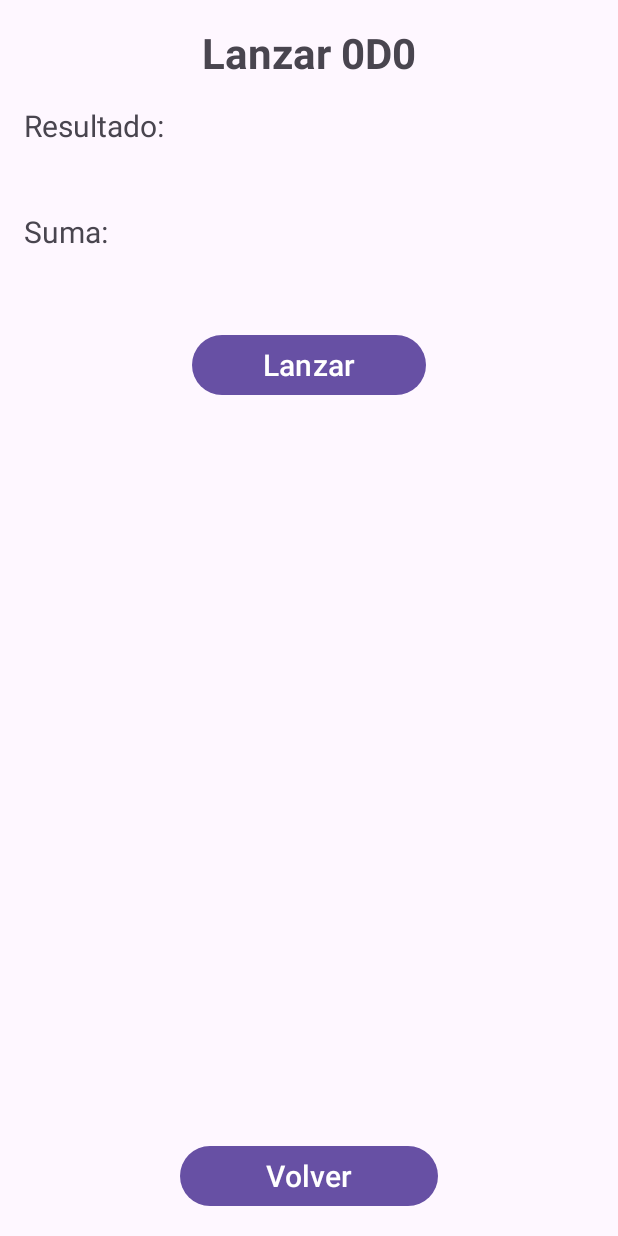
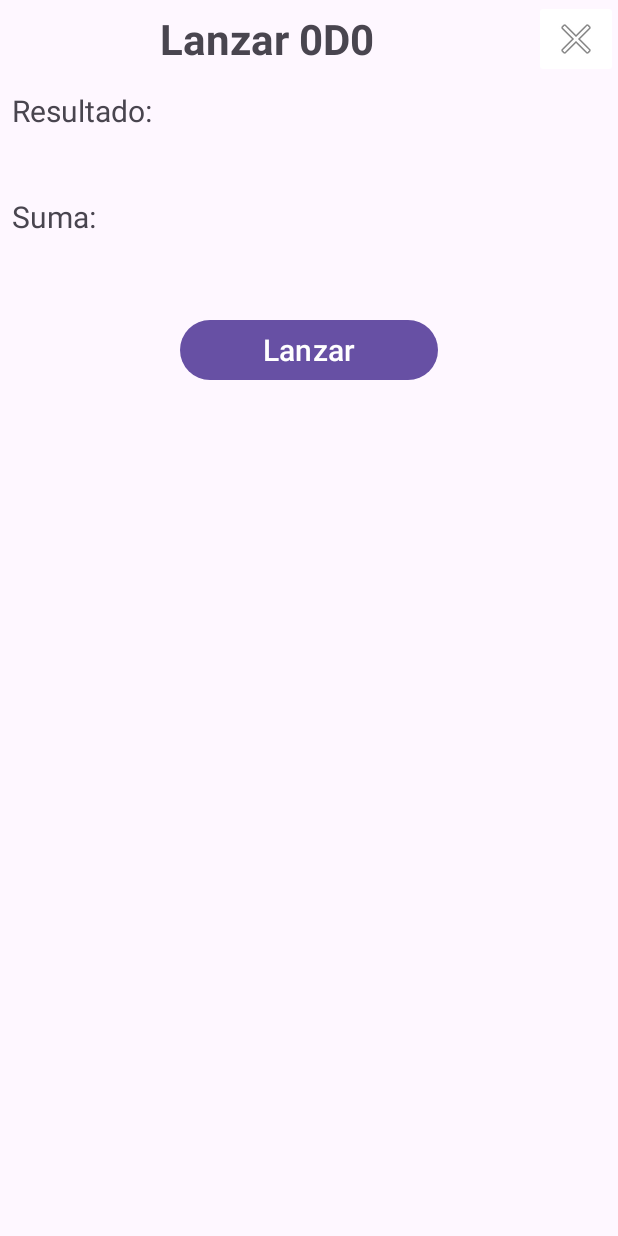
Before and after one commit to dagoes/DiceRoller, an Android app: the LanzarDado screen opened directly, with no data from a screen before it, on a phone screen of 412 x 824 dp. Run offline under Robolectric (Android 15) with nearby library versions, the phone set to English and light mode, and no system bars.

Commit message:
Cambiado la activacion de la preferencia que activa el atajo a LanzarDado a los editores en VerGrupos y DadosBasicos
Cambiado el boton para Volver a un ImageButton en LanzarDado

Cambios menores en Opciones y MainActivity

```diff
--- a/app/src/main/java/com/example/diceroller/MainActivity.java
+++ b/app/src/main/java/com/example/diceroller/MainActivity.java
@@ -41,7 +41,6 @@ public class MainActivity extends AppCompatActivity {
         });
 
         btnUltimaTirada = findViewById(R.id.buttonUltimaTirada);
-        ultimaTirada();
 
         btnUltimaTirada.setOnClickListener(new View.OnClickListener() {
             @Override
@@ -64,14 +63,10 @@ public class MainActivity extends AppCompatActivity {
     }
 
     @Override
-    protected void onResume() {
-        super.onResume();
-        ultimaTirada();
-    }
-
-    private void ultimaTirada() {
+    protected void onStart() {
+        super.onStart();
         SharedPreferences sharedPreferences = getSharedPreferences("Dados", MODE_PRIVATE);
-        Boolean ultima_tirada = sharedPreferences.getBoolean("ultima_tirada", false);
+        boolean ultima_tirada = sharedPreferences.getBoolean("ultima_tirada", false);
         btnUltimaTirada.setEnabled(ultima_tirada);
     }
 }
--- a/app/src/main/java/com/example/diceroller/activities/DadosBasicos.java
+++ b/app/src/main/java/com/example/diceroller/activities/DadosBasicos.java
@@ -109,6 +109,7 @@ public class DadosBasicos extends AppCompatActivity {
         SharedPreferences.Editor editor = sharedPreferences.edit();
         editor.putInt("cantidad", cantidad);
         editor.putInt("valor_maximo", valor_maximo);
+        editor.putBoolean("ultima_tirada", true);
         editor.apply();
         Intent intent = new Intent(DadosBasicos.this, LanzarDado.class);
         startActivity(intent);
--- a/app/src/main/java/com/example/diceroller/activities/LanzarDado.java
+++ b/app/src/main/java/com/example/diceroller/activities/LanzarDado.java
@@ -5,6 +5,7 @@ import android.media.MediaPlayer;
 import android.os.Bundle;
 import android.view.View;
 import android.widget.Button;
+import android.widget.ImageButton;
 import android.widget.TextView;
 
 import androidx.appcompat.app.AppCompatActivity;
@@ -28,37 +29,26 @@ public class LanzarDado extends AppCompatActivity {
         TextView textSuma = findViewById(R.id.textSuma);
 
         sharedPreferences = getSharedPreferences("Dados", MODE_PRIVATE);
-        Boolean ultima_tirada = sharedPreferences.getBoolean("ultima_tirada", false);
-        Boolean sonido = sharedPreferences.getBoolean("sonido", true);
         cantidad = sharedPreferences.getInt("cantidad", 0);
         valor_maximo = sharedPreferences.getInt("valor_maximo", 0);
+        Boolean sonido = sharedPreferences.getBoolean("sonido", true);
 
-        if(!ultima_tirada){ultimaTirada();}
+        mediaPlayer = MediaPlayer.create(LanzarDado.this, R.raw.dice_roll);
 
-        String titulo = "Lanzar "+cantidad+"D";
-        if (valor_maximo == -10) {
-            titulo = titulo +"00";
-        } else {
-            titulo = titulo +valor_maximo;
-        }
-        textTitulo.setText(titulo);
+        textTitulo.setText(crearTitulo());
 
         Button btnLanzar = findViewById(R.id.buttonLanzar);
-
-        mediaPlayer = MediaPlayer.create(LanzarDado.this, R.raw.dice_roll);
 
         btnLanzar.setOnClickListener(new View.OnClickListener() {
             @Override
             public void onClick(View view) {
-                if (sonido && mediaPlayer != null) {
-                    mediaPlayer.start();
-                }
+                if (sonido && mediaPlayer != null) mediaPlayer.start();
                 textResultado.setText(lanzar());
                 textSuma.setText(String.valueOf(suma));
             }
         });
 
-        Button btnVolver = findViewById(R.id.buttonVolver1);
+        ImageButton btnVolver = findViewById(R.id.imageButtonVolver4);
 
         btnVolver.setOnClickListener(new View.OnClickListener() {
             @Override
@@ -78,10 +68,14 @@ public class LanzarDado extends AppCompatActivity {
         }
     }
 
-    private void ultimaTirada() {
-        SharedPreferences.Editor editor = sharedPreferences.edit();
-        editor.putBoolean("ultima_tirada", true);
-        editor.apply();
+    private String crearTitulo() {
+        String titulo = "Lanzar "+cantidad+"D";
+        if (valor_maximo == -10) {
+            titulo = titulo +"00";
+        } else {
+            titulo = titulo +valor_maximo;
+        }
+        return titulo;
     }
 
     private String lanzar() {
--- a/app/src/main/java/com/example/diceroller/activities/Opciones.java
+++ b/app/src/main/java/com/example/diceroller/activities/Opciones.java
@@ -16,6 +16,7 @@ import com.google.android.material.switchmaterial.SwitchMaterial;
 
 public class Opciones extends AppCompatActivity {
     private SharedPreferences sharedPreferences;
+    private SwitchMaterial switchSonido;
 
     @Override
     protected void onCreate(Bundle savedInstanceState) {
@@ -23,10 +24,9 @@ public class Opciones extends AppCompatActivity {
         setContentView(R.layout.activity_options);
 
         sharedPreferences = getSharedPreferences("Dados", MODE_PRIVATE);
+        boolean switchState = sharedPreferences.getBoolean("sonido", true);
 
-        SwitchMaterial switchSonido = findViewById(R.id.switchSonido);
-
-        boolean switchState = sharedPreferences.getBoolean("sonido", true);
+        switchSonido = findViewById(R.id.switchSonido);
         switchSonido.setChecked(switchState);
 
         switchSonido.setOnCheckedChangeListener((buttonView, isChecked) -> {
@@ -77,5 +77,7 @@ public class Opciones extends AppCompatActivity {
         SharedPreferences.Editor editor = sharedPreferences.edit();
         editor.clear();
         editor.apply();
+
+        switchSonido.setChecked(true);
     }
 }
--- a/app/src/main/java/com/example/diceroller/activities/VerGrupos.java
+++ b/app/src/main/java/com/example/diceroller/activities/VerGrupos.java
@@ -80,6 +80,7 @@ public class VerGrupos extends AppCompatActivity {
                         SharedPreferences.Editor editor = sharedPreferences.edit();
                         editor.putInt("cantidad", entry.getCantidad());
                         editor.putInt("valor_maximo", entry.getValorMaximo());
+                        editor.putBoolean("ultima_tirada", true);
                         editor.apply();
                         Intent intent = new Intent(VerGrupos.this, LanzarDado.class);
                         startActivity(intent);
--- a/app/src/main/res/layout/activity_throwdice.xml
+++ b/app/src/main/res/layout/activity_throwdice.xml
@@ -1,25 +1,35 @@
 <?xml version="1.0" encoding="utf-8"?>
-<androidx.constraintlayout.widget.ConstraintLayout xmlns:android="http://schemas.android.com/apk/res/android"
+<LinearLayout xmlns:android="http://schemas.android.com/apk/res/android"
     xmlns:app="http://schemas.android.com/apk/res-auto"
     android:layout_width="match_parent"
-    android:layout_height="match_parent">
+    android:layout_height="match_parent"
+    android:orientation="vertical">
 
     <LinearLayout
         android:layout_width="match_parent"
-        android:layout_height="match_parent"
-        android:orientation="vertical"
-        android:padding="8dp">
+        android:layout_height="wrap_content"
+        android:orientation="horizontal">
 
         <TextView
             android:id="@+id/tituloLanzar"
-            android:layout_width="wrap_content"
+            android:layout_width="0dp"
             android:layout_height="wrap_content"
             android:layout_gravity="center"
+            android:layout_weight="1"
             android:text="Lanzar Dados"
             android:textAlignment="center"
             android:textSize="28sp"
-            android:textStyle="bold"
-            android:padding="8dp"/>
+            android:textStyle="bold"/>
+
+        <ImageButton
+            android:id="@+id/imageButtonVolver4"
+            android:layout_width="wrap_content"
+            android:layout_height="wrap_content"
+            android:backgroundTint="@color/design_default_color_background"
+            android:contentDescription="@string/volver"
+            app:srcCompat="@android:drawable/ic_menu_close_clear_cancel" />
+
+    </LinearLayout>
 
     <TextView
         android:id="@+id/textR"
@@ -60,19 +70,4 @@
         android:text="@string/lanzar"
         android:textSize="20sp" />
 
-
 </LinearLayout>
-
-    <Button
-        android:id="@+id/buttonVolver1"
-        android:layout_width="match_parent"
-        android:layout_height="wrap_content"
-        android:layout_marginHorizontal="120dp"
-        android:layout_marginVertical="16dp"
-        android:text="@string/volver"
-        android:textSize="20sp"
-        app:layout_constraintBottom_toBottomOf="parent"
-        app:layout_constraintEnd_toEndOf="parent"
-        app:layout_constraintStart_toStartOf="parent" />
-
-</androidx.constraintlayout.widget.ConstraintLayout>
```
Lines whose indentation alone changed are shown as unchanged.
